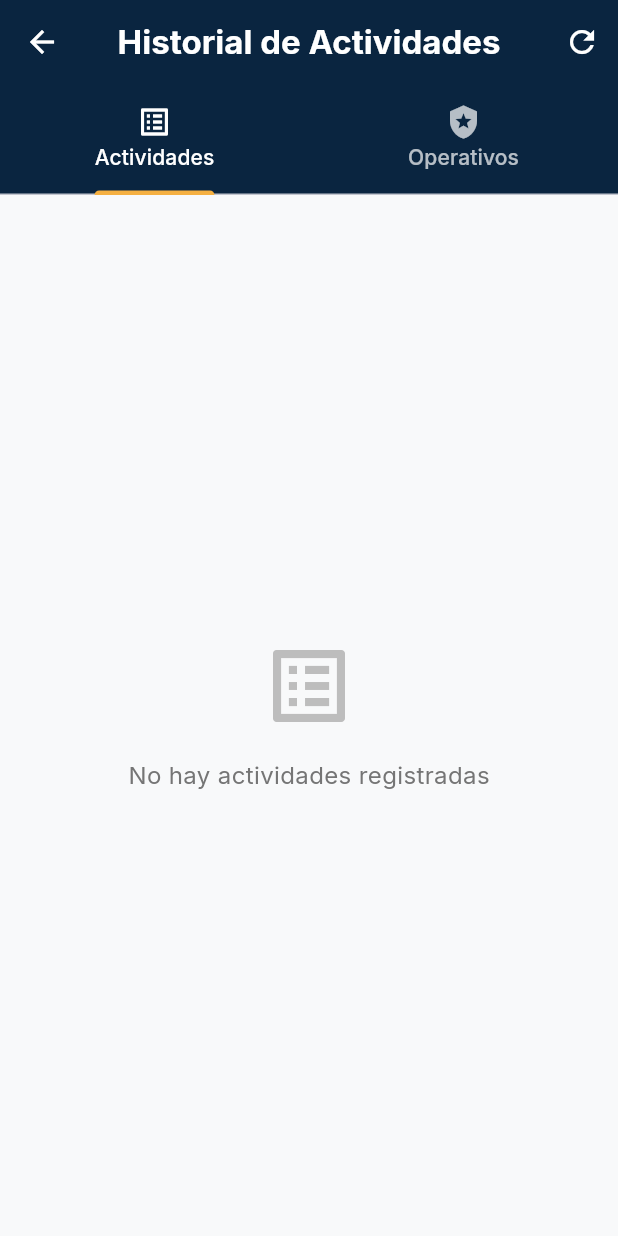
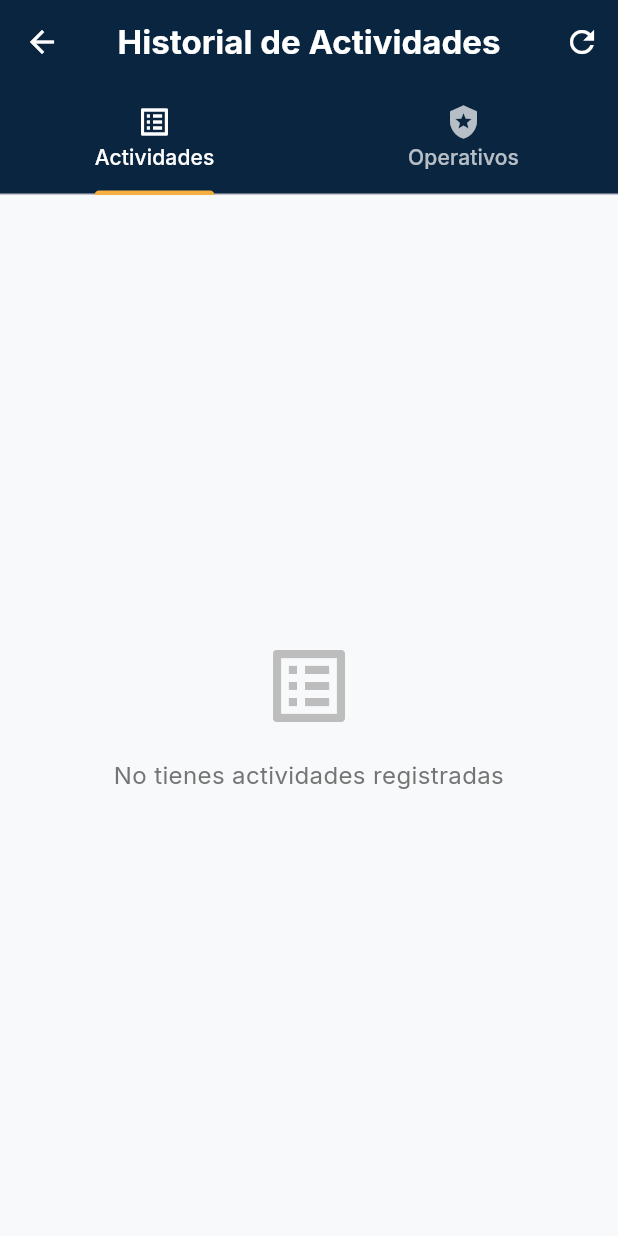
Before and after one commit to ManuelCarrasco28/Sistema-MJLO-Transito, a Flutter app: the HistoryScreen screen opened directly, on a phone screen of 412 x 824 dp. Run offline on Flutter 3.47's test engine with Material 3 defaults, Android fonts, the phone set to English and light mode, and no system bars; our stand-ins replace flutter_map, flutter_secure_storage, geocoding, geolocator, google_fonts, image_picker and 3 more; missing offline and left inert: mobile_scanner; accounts and stored records are empty.

Commit message:
fix(mobile): Ajustar botones, limites de campos y textos

```diff
--- a/mobile/lib/screens/history_screen.dart
+++ b/mobile/lib/screens/history_screen.dart
@@ -137,13 +137,17 @@ class _HistoryScreenState extends State<HistoryScreen> with RouteAware {
 
   Widget _buildListOperativos() {
     if (_listaOperativos.isEmpty) {
+      final String mensaje = (widget.filterDni != null || widget.filterPlaca != null)
+          ? 'No registra intervenciones en operativos'
+          : 'No participaste en ningún operativo';
+
       return Center(
         child: Column(
           mainAxisAlignment: MainAxisAlignment.center,
           children: [
             Icon(Icons.local_police, size: 64, color: Colors.grey.shade400),
             const SizedBox(height: 16),
-            Text('No participaste en ningún operativo', style: TextStyle(color: Colors.grey.shade600, fontSize: 16)),
+            Text(mensaje, textAlign: TextAlign.center, style: TextStyle(color: Colors.grey.shade600, fontSize: 16)),
           ],
         ),
       );
@@ -181,13 +185,17 @@ class _HistoryScreenState extends State<HistoryScreen> with RouteAware {
 
   Widget _buildListActividades(List<dynamic> list) {
     if (list.isEmpty) {
+      final String mensaje = (widget.filterDni != null || widget.filterPlaca != null)
+          ? 'No registra papeletas ni reportes'
+          : 'No tienes actividades registradas';
+
       return Center(
         child: Column(
           mainAxisAlignment: MainAxisAlignment.center,
           children: [
             Icon(Icons.list_alt, size: 64, color: Colors.grey.shade400),
             const SizedBox(height: 16),
-            Text('No hay actividades registradas', style: TextStyle(color: Colors.grey.shade600, fontSize: 16)),
+            Text(mensaje, textAlign: TextAlign.center, style: TextStyle(color: Colors.grey.shade600, fontSize: 16)),
           ],
         ),
       );
```
Also changed, not shown: mobile/lib/screens/person_details_screen.dart (+16 -9 lines), mobile/lib/screens/register_alien_vehicle_screen.dart (+9 -2 lines), mobile/lib/screens/vehicle_details_screen.dart (+12 -3 lines), 1 other file.
